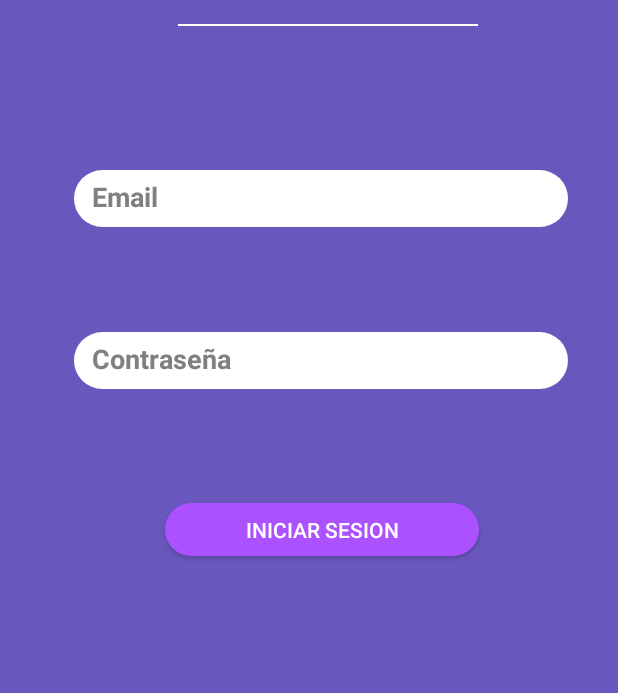
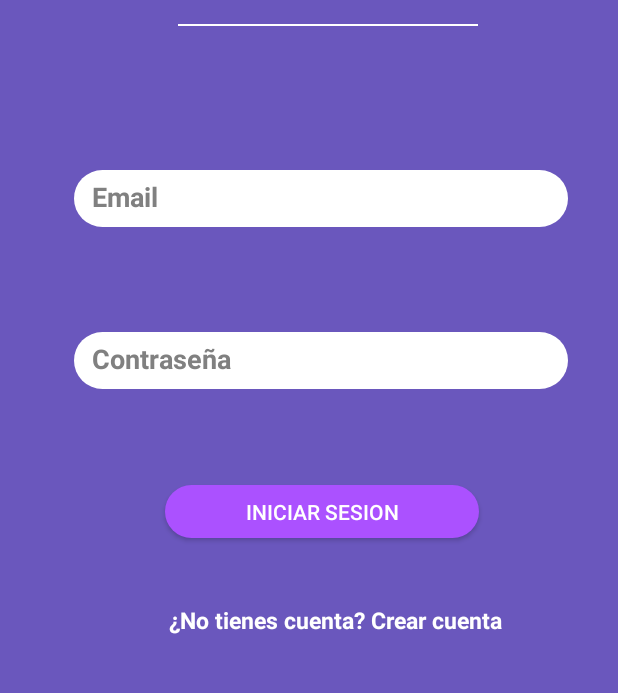
Before and after one commit to UnaiUrabayen/CartoPuntos, an Android app built with Jetpack Compose: the screen it shows after launch (IniciarSesionActivity), on a phone screen of 412 x 824 dp, the part 257-950 px from its top. Run offline under Robolectric (Android 15) with nearby library versions, the phone set to English and light mode, and no system bars; our stand-ins replace Firebase (no records; nobody signed in at launch, a user with empty details on screens opened directly).

Commit message:
Funcionalidad moverse entre crer cuenta e inicair sesion

```diff
--- a/app/src/main/java/com/example/cartopuntos/Activities/CrearCuentaActivity.kt
+++ b/app/src/main/java/com/example/cartopuntos/Activities/CrearCuentaActivity.kt
@@ -2,13 +2,14 @@ package com.example.cartopuntos.Activities
 
 import android.content.Intent
 import android.os.Bundle
+import android.util.Patterns
 import android.widget.Button
 import android.widget.EditText
+import android.widget.ImageView
 import android.widget.Toast
 import androidx.appcompat.app.AppCompatActivity
 import com.example.cartopuntos.Model.Service.UsuarioService
 import com.example.cartopuntos.R
-import android.util.Patterns
 
 class CrearCuentaActivity : AppCompatActivity() {
 
@@ -29,7 +30,13 @@ class CrearCuentaActivity : AppCompatActivity() {
         edContraseniaUsuario = findViewById(R.id.ed_ContraseniaUsuario)
         btnCrearCuenta = findViewById(R.id.btn_crearCuenta)
 
-        // Acción al hacer clic en el botón
+        // Configurar botón de volver (ImageView)
+        val imbVolver = findViewById<ImageView>(R.id.imb_vovler)
+        imbVolver.setOnClickListener {
+            finish() // Cierra esta activity y vuelve a la anterior (Iniciar sesión)
+        }
+
+        // Acción al hacer clic en el botón de crear cuenta
         btnCrearCuenta.setOnClickListener {
             val nombreUsuario = edNombreUsuario.text.toString().trim()
             val email = edEmailUsuario.text.toString().trim()
@@ -47,7 +54,7 @@ class CrearCuentaActivity : AppCompatActivity() {
                 return@setOnClickListener
             }
 
-            // Validación de la contraseña (opcional, puedes añadir más reglas según sea necesario)
+            // Validación de la contraseña
             if (contrasena.length < 6) {
                 Toast.makeText(this, "La contraseña debe tener al menos 6 caracteres.", Toast.LENGTH_SHORT).show()
                 return@setOnClickListener
@@ -57,11 +64,9 @@ class CrearCuentaActivity : AppCompatActivity() {
             usuarioService.crearUsuario(nombreUsuario, email, contrasena) { success, message ->
                 if (success) {
                     Toast.makeText(this, "Cuenta creada exitosamente.", Toast.LENGTH_SHORT).show()
-                    // Aquí puedes realizar la navegación a la siguiente actividad
-                    // Por ejemplo:
-                     val intent = Intent(this, EscogerJuego::class.java)
-                     startActivity(intent)
-                     finish()
+                    val intent = Intent(this, EscogerJuego::class.java)
+                    startActivity(intent)
+                    finish()
                 } else {
                     Toast.makeText(this, "Error: $message", Toast.LENGTH_SHORT).show()
                 }
--- a/app/src/main/java/com/example/cartopuntos/Activities/IniciarSesionActivity.kt
+++ b/app/src/main/java/com/example/cartopuntos/Activities/IniciarSesionActivity.kt
@@ -1,8 +1,10 @@
 package com.example.cartopuntos.Activities
 
+import android.content.Intent
 import android.os.Bundle
 import android.widget.Button
 import android.widget.EditText
+import android.widget.TextView
 import android.widget.Toast
 import androidx.appcompat.app.AppCompatActivity
 import com.example.cartopuntos.Model.Service.UsuarioService
@@ -14,35 +16,36 @@ class IniciarSesionActivity : AppCompatActivity() {
     private lateinit var edContraseniaUsuario: EditText
     private lateinit var btnIniciarSesion: Button
 
-    private val usuarioService = UsuarioService()  // Crear la instancia del servicio
+    private val usuarioService = UsuarioService()
 
     override fun onCreate(savedInstanceState: Bundle?) {
         super.onCreate(savedInstanceState)
-        setContentView(R.layout.iniciar_sesion)  // Asegúrate de que este archivo de layout exista
+        setContentView(R.layout.iniciar_sesion)
 
-        // Inicializar las vistas
         edEmailUsuario = findViewById(R.id.ed_EmailUsuario)
         edContraseniaUsuario = findViewById(R.id.ed_ContraseniaUsuario)
-        btnIniciarSesion = findViewById(R.id.btn_crearCuenta)  // Cambia el ID si es necesario
+        btnIniciarSesion = findViewById(R.id.btn_crearCuenta)
 
-        // Establecer el comportamiento del botón al hacer clic
+        val tvCrearCuenta = findViewById<TextView>(R.id.tv_crearCuenta)
+        tvCrearCuenta.setOnClickListener {
+            val intent = Intent(this, CrearCuentaActivity::class.java)
+            startActivity(intent)
+        }
+
         btnIniciarSesion.setOnClickListener {
             val email = edEmailUsuario.text.toString().trim()
             val contrasena = edContraseniaUsuario.text.toString().trim()
 
-            // Validación de campos
             if (email.isEmpty() || contrasena.isEmpty()) {
                 Toast.makeText(this, "Por favor, complete todos los campos.", Toast.LENGTH_SHORT).show()
                 return@setOnClickListener
             }
 
-            // Llamar al servicio para realizar el inicio de sesión
             usuarioService.iniciarSesion(email, contrasena) { success, message ->
                 if (success) {
                     Toast.makeText(this, "Inicio de sesión exitoso.", Toast.LENGTH_SHORT).show()
-                    // Navegar a la siguiente actividad (por ejemplo: pantalla principal)
                     // startActivity(Intent(this, MainActivity::class.java))
-                    // finish() // Finalizar esta actividad
+                    // finish()
                 } else {
                     Toast.makeText(this, "Error: $message", Toast.LENGTH_SHORT).show()
                 }
--- a/app/src/main/res/layout/iniciar_sesion.xml
+++ b/app/src/main/res/layout/iniciar_sesion.xml
@@ -2,12 +2,11 @@
 <androidx.constraintlayout.widget.ConstraintLayout xmlns:android="http://schemas.android.com/apk/res/android"
     xmlns:app="http://schemas.android.com/apk/res-auto"
     xmlns:tools="http://schemas.android.com/tools"
-    android:layout_width="match_parent"
     android:layout_height="match_parent"
     android:background="@color/cp_light_primary"
     android:gravity="center"
     android:orientation="vertical"
-    android:padding="16dp">
+    android:padding="16dp" android:layout_width="match_parent">
 
     <!-- Titulo -->
     <TextView
@@ -52,13 +51,13 @@
         android:layout_marginStart="41dp"
         android:layout_marginTop="96dp"
         android:layout_marginEnd="25dp"
+        android:autofillHints=""
         android:background="@drawable/rounded_corners"
         android:hint="@string/email"
+        android:inputType="textEmailAddress"
+        android:textColor="@color/black"
         android:textColorHint="@color/gray"
-        android:textColor="@color/black"
         android:textStyle="bold"
-        android:autofillHints=""
-        android:inputType="textEmailAddress"
         app:layout_constraintEnd_toEndOf="parent"
         app:layout_constraintStart_toStartOf="parent"
         app:layout_constraintTop_toBottomOf="@+id/view" />
@@ -71,13 +70,13 @@
         android:layout_marginStart="41dp"
         android:layout_marginTop="70dp"
         android:layout_marginEnd="25dp"
+        android:autofillHints=""
         android:background="@drawable/rounded_corners"
         android:hint="@string/contrase_a"
+        android:inputType="textPassword"
+        android:textColor="@color/black"
         android:textColorHint="@color/gray"
-        android:textColor="@color/black"
         android:textStyle="bold"
-        android:autofillHints=""
-        android:inputType="textPassword"
         app:layout_constraintEnd_toEndOf="parent"
         app:layout_constraintStart_toStartOf="parent"
         app:layout_constraintTop_toBottomOf="@+id/ed_EmailUsuario" />
@@ -88,7 +87,7 @@
         android:layout_width="209dp"
         android:layout_height="35dp"
         android:layout_marginStart="125dp"
-        android:layout_marginTop="76dp"
+        android:layout_marginTop="64dp"
         android:layout_marginEnd="113dp"
         android:background="@drawable/rounded_corners_btn"
         android:text="@string/iniciar_sesion"
@@ -97,4 +96,26 @@
         app:layout_constraintStart_toStartOf="parent"
         app:layout_constraintTop_toBottomOf="@+id/ed_ContraseniaUsuario" />
 
+    <TextView
+        android:id="@+id/tv_crearCuenta"
+        android:layout_width="229dp"
+        android:layout_height="28dp"
+        android:layout_marginStart="104dp"
+        android:layout_marginTop="44dp"
+        android:layout_marginEnd="62dp"
+        android:autoLink="none"
+        android:ellipsize="none"
+        android:maxLines="1"
+        android:singleLine="true"
+        android:text="@string/no_tienes_cuenta_crear_cuenta"
+        android:textAppearance="?android:attr/textAppearanceMedium"
+        android:textColor="@color/white"
+        android:textIsSelectable="false"
+        android:textSize="15sp"
+        android:textStyle="bold"
+        app:layout_constraintEnd_toEndOf="parent"
+        app:layout_constraintStart_toStartOf="parent"
+        app:layout_constraintTop_toBottomOf="@+id/btn_crearCuenta" />
+
+
 </androidx.constraintlayout.widget.ConstraintLayout>
--- a/app/src/main/res/values/strings.xml
+++ b/app/src/main/res/values/strings.xml
@@ -7,4 +7,5 @@
     <string name="carto_puntos">Carto Puntos</string>
     <string name="iniciar_sesion">iniciar Sesion</string>
     <string name="flecha_para_volver_hacia_atras">flecha para volver hacia atras</string>
+    <string name="no_tienes_cuenta_crear_cuenta">¿No tienes cuenta? Crear cuenta</string>
 </resources>
```
